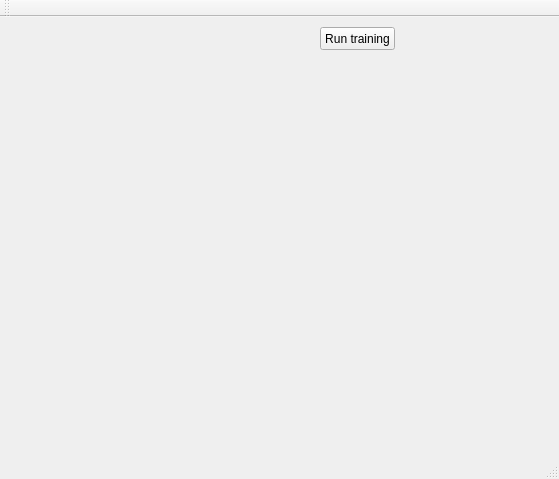
The window that res/layout/mainwindow.ui (oxycoon/Thesis-NeuralNetwork) describes before a commit, drawn with Qt 5.
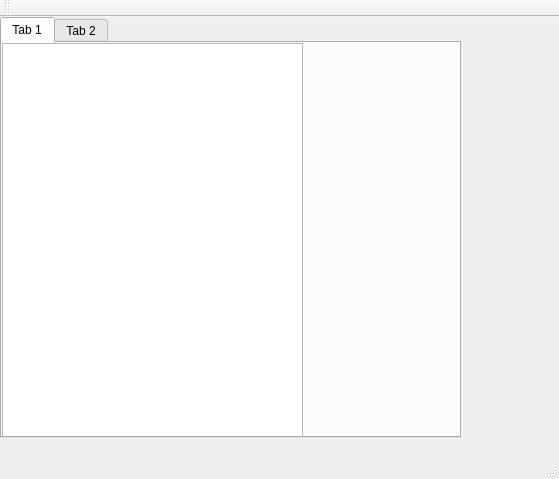
The same window after the commit.

Patch:
```diff
--- a/res/layout/mainwindow.ui
+++ b/res/layout/mainwindow.ui
@@ -14,18 +14,38 @@
    <string>MainWindow</string>
   </property>
   <widget class="QWidget" name="centralWidget">
-   <widget class="QPushButton" name="pushButton">
+   <widget class="QTabWidget" name="tabWidget">
     <property name="geometry">
      <rect>
-      <x>320</x>
-      <y>10</y>
-      <width>75</width>
-      <height>23</height>
+      <x>0</x>
+      <y>0</y>
+      <width>461</width>
+      <height>421</height>
      </rect>
     </property>
-    <property name="text">
-     <string>Run training</string>
+    <property name="currentIndex">
+     <number>0</number>
     </property>
+    <widget class="QWidget" name="tab">
+     <attribute name="title">
+      <string>Tab 1</string>
+     </attribute>
+     <widget class="QListWidget" name="listWidget">
+      <property name="geometry">
+       <rect>
+        <x>0</x>
+        <y>0</y>
+        <width>301</width>
+        <height>401</height>
+       </rect>
+      </property>
+     </widget>
+    </widget>
+    <widget class="QWidget" name="tab_2">
+     <attribute name="title">
+      <string>Tab 2</string>
+     </attribute>
+    </widget>
    </widget>
   </widget>
   <widget class="QMenuBar" name="menuBar">
```
